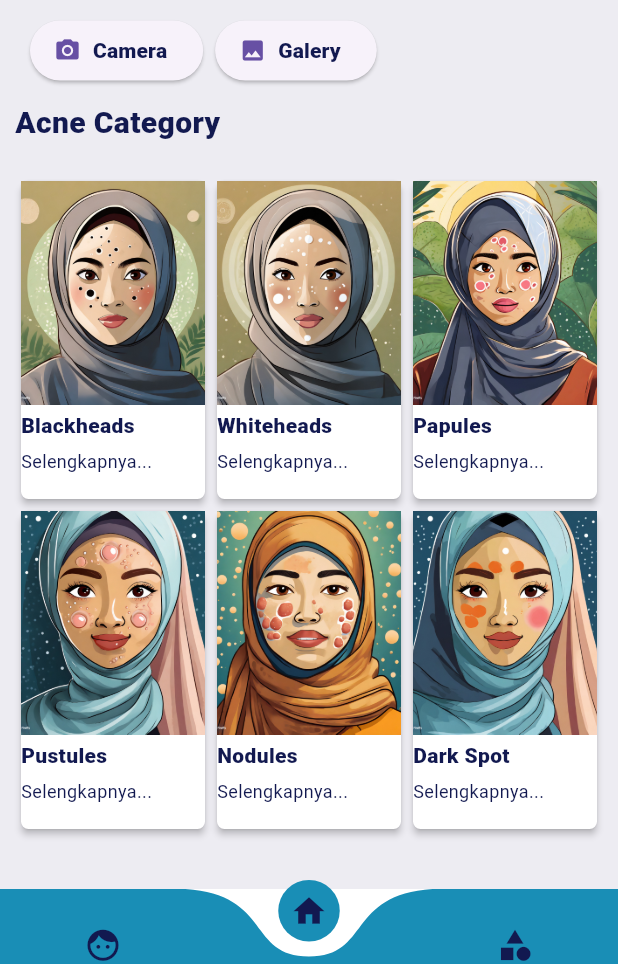
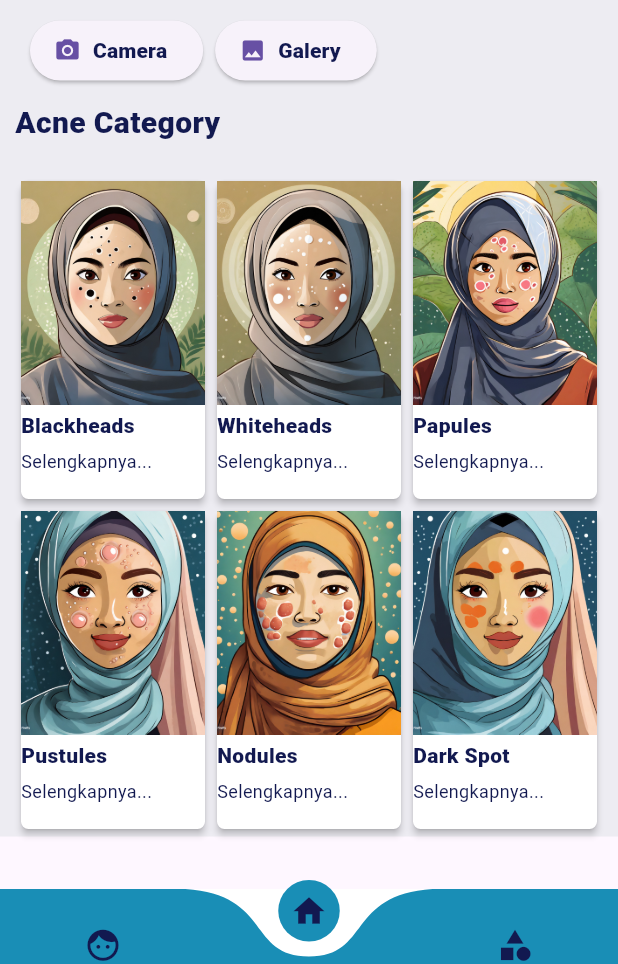
Before and after one commit to Pujidhiyanabila/acne_detection, a Flutter app: the screen it shows after launch, on a phone screen of 412 x 824 dp, the part 272-1236 px from its top. Run offline on Flutter 3.47's test engine with Material 3 defaults, Android fonts, the phone set to English and light mode, and no system bars; drawn by our look-alikes of curved_navigation_bar; our stand-ins replace camera, image_picker; Roboto replaces fonts that are missing (avenir).

Commit message:
UpdateHomeScreen

```diff
--- a/acne_detection/lib/Views/HomeScreen.dart
+++ b/acne_detection/lib/Views/HomeScreen.dart
@@ -21,7 +21,7 @@ class HomeScreen extends StatelessWidget {
             children: [
               const HomeAppBarWidget(),
               Container(
-                height: 770,
+                height: 660,
                 padding: EdgeInsets.only(top: 15),
                 decoration: const BoxDecoration(
                   color: ColorStyles.appbarColor,
--- a/acne_detection/lib/Widgets/Terbaik_Widget.dart
+++ b/acne_detection/lib/Widgets/Terbaik_Widget.dart
@@ -29,7 +29,7 @@ class _HasilTerbaikWidgetState extends State<HasilTerbaikWidget> {
                 ),
                 const SizedBox(height: 4),
                 const Text(
-                  'Ambil gambar dengan ukuran 720x480 pixel',
+                  'Ambil gambar dengan resolusi 720x480 pixel',
                   maxLines: 2,
                   style:
                   TextStyle(
```
